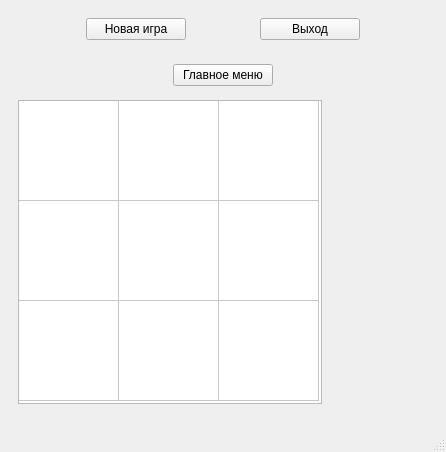
Old version of the form RedWood_test/mainwindow.ui in the repository BatleCat/RedWood_test.
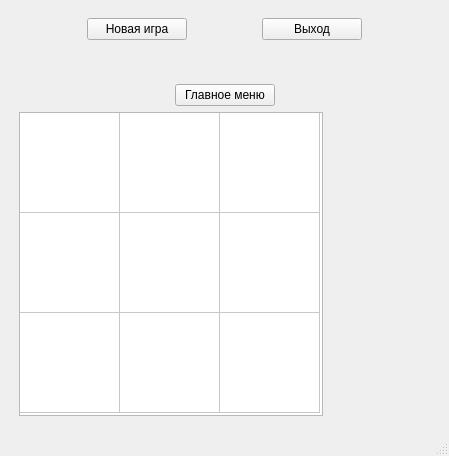
New version of the form.

```diff
--- a/RedWood_test/mainwindow.ui
+++ b/RedWood_test/mainwindow.ui
@@ -6,8 +6,8 @@
    <rect>
     <x>0</x>
     <y>0</y>
-    <width>446</width>
-    <height>452</height>
+    <width>449</width>
+    <height>456</height>
    </rect>
   </property>
   <property name="windowTitle">
@@ -17,6 +17,8 @@
    <layout class="QVBoxLayout" name="verticalLayout_3">
     <item>
      <widget class="QWidget" name="widget_mainMenu" native="true">
+      <layout class="QVBoxLayout" name="verticalLayout_4">
+       <item>
       <layout class="QHBoxLayout" name="horizontalLayout_3">
        <item>
         <spacer name="horizontalSpacer_3">
@@ -84,6 +86,21 @@
         </spacer>
        </item>
       </layout>
+       </item>
+       <item>
+        <spacer name="verticalSpacer_2">
+         <property name="orientation">
+          <enum>Qt::Vertical</enum>
+         </property>
+         <property name="sizeHint" stdset="0">
+          <size>
+           <width>20</width>
+           <height>5</height>
+          </size>
+         </property>
+        </spacer>
+       </item>
+      </layout>
      </widget>
     </item>
     <item>
```
Left out of the diff: 2 changed lines with no effect on the pictures. Lines whose indentation alone changed are shown as unchanged.
